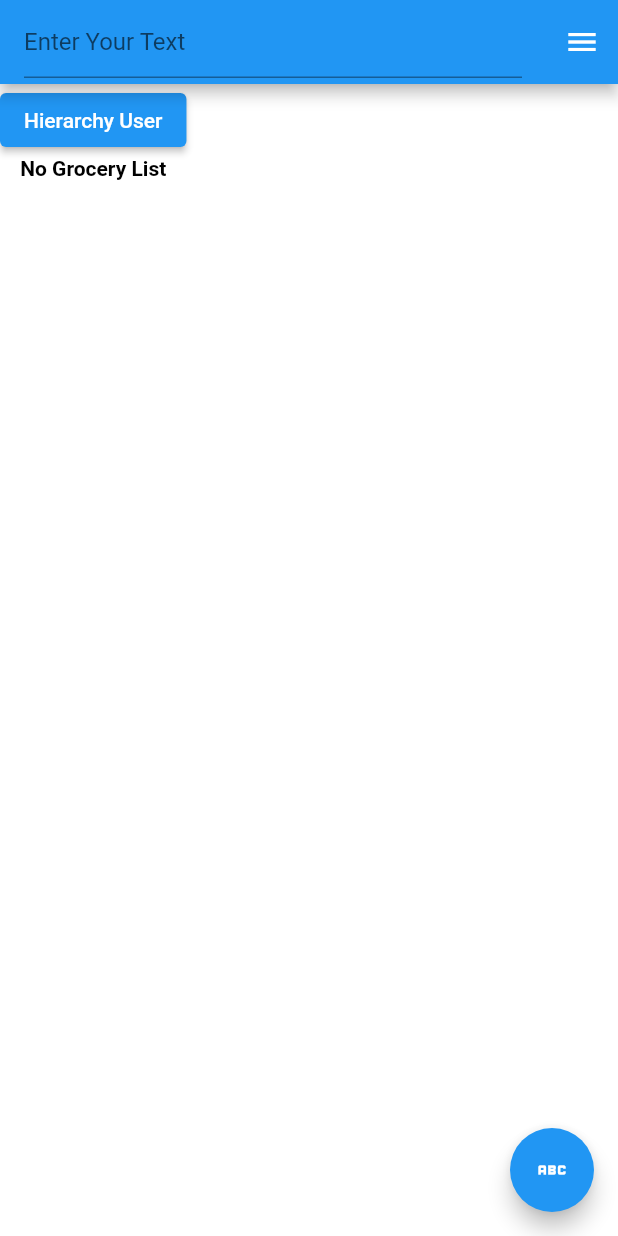
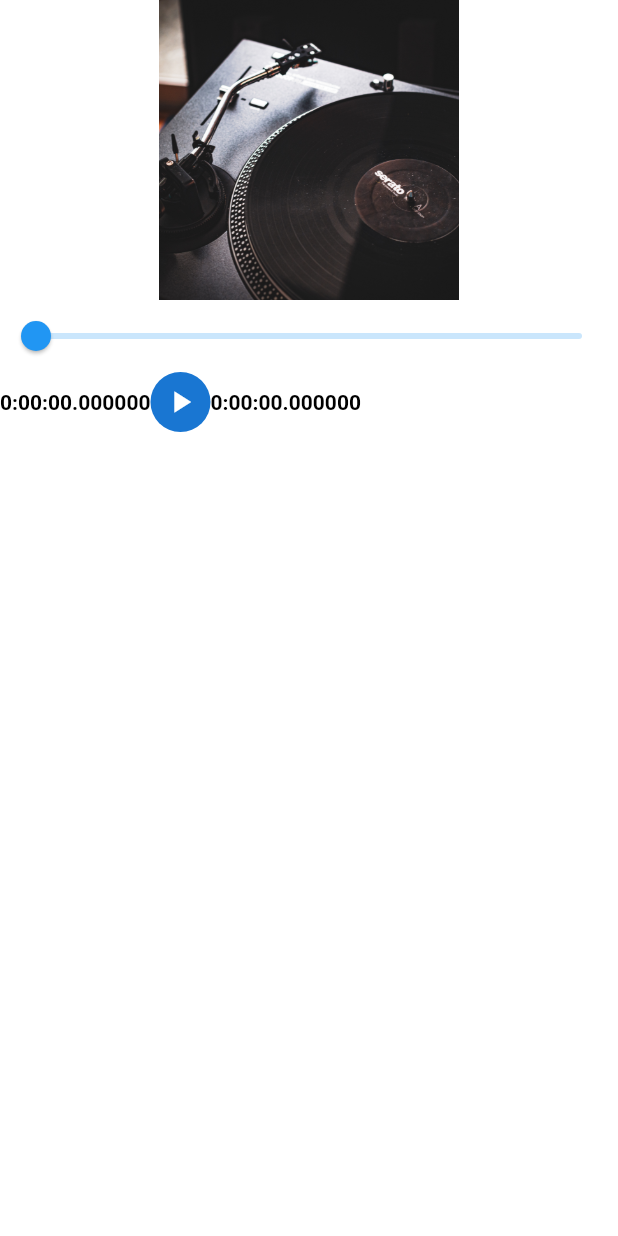
Before and after one commit to samiraTR/Demo_app, a Flutter app: the MyHomePage screen opened directly, after a tap on the "menu" icon, after a tap on the "abc" icon, on a phone screen of 412 x 824 dp. Run offline on Flutter 3.47's test engine with Material 2 defaults, Android fonts, the light colour scheme and no system bars; our stand-ins replace audioplayers, bloc, camera, cloud_firestore, equatable, file_picker and 8 more; missing offline and left inert: firedart; accounts and stored records are empty; Roboto replaces fonts that are missing (Avenir).

Commit message:
flutter audio player

```diff
--- /dev/null
+++ b/lib/Ui/audio_player.dart
@@ -0,0 +1,109 @@
+import 'dart:io';
+
+import 'package:audioplayers/audioplayers.dart';
+import 'package:file_picker/file_picker.dart';
+import 'package:flutter/material.dart';
+
+class AudioScreen extends StatefulWidget {
+  const AudioScreen({super.key});
+
+  @override
+  State<AudioScreen> createState() => _AudioScreenState();
+}
+
+class _AudioScreenState extends State<AudioScreen> {
+  final audioPlayer = AudioPlayer();
+  bool isPlaying = true;
+  Duration duration = Duration.zero;
+  Duration position = Duration.zero;
+
+  @override
+  void dispose() {
+    super.dispose();
+    audioPlayer.dispose();
+  }
+
+  @override
+  void initState() {
+    super.initState();
+    audioPlayer.onPlayerStateChanged.listen((event) {
+      setState(() {
+        isPlaying = event == PlayerState.playing;
+      });
+    });
+
+    audioPlayer.onDurationChanged.listen((newDur) {
+      setState(() {
+        duration = newDur;
+      });
+    });
+
+    audioPlayer.onPositionChanged.listen((newPos) {
+      setState(() {
+        position = newPos;
+      });
+    });
+    // setAudio();
+  }
+
+  Future setAudio() async {
+    audioPlayer.setReleaseMode(ReleaseMode.loop);
+    String url =
+        "https://quran.com/1/1https://download.quranicaudio.com/quran/mishaari_raashid_al_3afaasee/001.mp3";
+    audioPlayer.setSourceUrl(url);
+
+    final result = await FilePicker.platform.pickFiles();
+    if (result != null) {
+      final file = File(result.files.single.path!);
+      audioPlayer.setSourceUrl(file.path);
+    }
+  }
+
+  @override
+  Widget build(BuildContext context) {
+    return Scaffold(
+      body: Column(
+        children: [
+          ClipRRect(
+            child: Image.asset(
+              "assets/images/vinyl.jpg",
+              height: 200,
+              width: 200,
+              fit: BoxFit.cover,
+            ),
+          ),
+          Slider(
+              min: 0,
+              max: duration.inSeconds.toDouble(),
+              value: position.inSeconds.toDouble(),
+              onChanged: (value) async {
+                final position = Duration(seconds: value.toInt());
+                await audioPlayer.seek(position);
+                await audioPlayer.resume();
+              }),
+          Row(
+            children: [
+              Text(position.toString()),
+              CircleAvatar(
+                child: IconButton(
+                  onPressed: () async {
+                    if (isPlaying) {
+                      await audioPlayer.pause();
+                    } else {
+                      String url =
+                          "https://download.quranicaudio.com/quran/mishaari_raashid_al_3afaasee/001.mp3";
+                      await audioPlayer.play(UrlSource(url));
+                      await audioPlayer.resume();
+                    }
+                  },
+                  icon: const Icon(Icons.play_arrow),
+                ),
+              ),
+              Text(position.toString()),
+            ],
+          )
+        ],
+      ),
+    );
+  }
+}
--- a/lib/Ui/homepage.dart
+++ b/lib/Ui/homepage.dart
@@ -1,4 +1,5 @@
 import 'package:demo_app/Ui/Message/friends_screen.dart';
+import 'package:demo_app/Ui/audio_player.dart';
 import 'package:demo_app/Ui/hierarchy_page.dart';
 import 'package:demo_app/Ui/todo_page.dart';
 import 'package:demo_app/bloc/counter_bloc.dart';
@@ -83,7 +84,12 @@ class MyHomePageState extends State<MyHomePage> {
               const Spacer(),
               Align(
                 alignment: Alignment.bottomLeft,
-                child: Container(
+                child: Padding(
+                  padding: const EdgeInsets.all(15.0),
+                  child: Row(
+                    mainAxisAlignment: MainAxisAlignment.spaceBetween,
+                    children: [
+                      Container(
                         height: 50,
                         width: 50,
                         decoration: const BoxDecoration(
@@ -101,6 +107,29 @@ class MyHomePageState extends State<MyHomePage> {
                               ),
                             );
                           },
+                        ),
+                      ),
+                      Container(
+                        height: 50,
+                        width: 50,
+                        decoration: const BoxDecoration(
+                            shape: BoxShape.circle, color: Colors.white),
+                        child: IconButton(
+                          icon: const Icon(
+                            Icons.mic,
+                            color: Colors.blue,
+                          ),
+                          onPressed: () {
+                            Navigator.push(
+                              context,
+                              MaterialPageRoute(
+                                builder: (context) => const AudioScreen(),
+                              ),
+                            );
+                          },
+                        ),
+                      ),
+                    ],
                   ),
                 ),
               )
@@ -129,6 +158,7 @@ class MyHomePageState extends State<MyHomePage> {
                   return const Text("No Grocery List");
                 }
                 return ListView(
+                    shrinkWrap: true,
                     children: snapshot.data!.map((e) {
                       return InkWell(
                         onTap: () {
--- a/pubspec.yaml
+++ b/pubspec.yaml
@@ -47,6 +47,8 @@ dependencies:
   permission_handler: ^10.2.0
   sqflite_sqlcipher: ^2.1.1+1
   url_launcher: ^6.1.9
+  audioplayers:
+  file_picker:
 
 dev_dependencies:
   build_runner: ^2.3.3
@@ -70,8 +72,8 @@ flutter:
   # the material Icons class.
   uses-material-design: true
   # To add assets to your application, add an assets section, like this:
-  # assets:
-  #   - images/a_dot_burr.jpeg
+  assets:
+    - assets/images/
   #   - images/a_dot_ham.jpeg
   # An image asset can refer to one or more resolution-specific "variants", see
   # https://flutter.dev/assets-and-images/#resolution-aware
```
Also changed, not shown: assets/icons/1122-thumb-down.svg (renamed from assets/1122-thumb-down.svg), assets/images/vinyl.jpg (added), pubspec.lock, 6 other files. Lines whose indentation alone changed are shown as unchanged.
